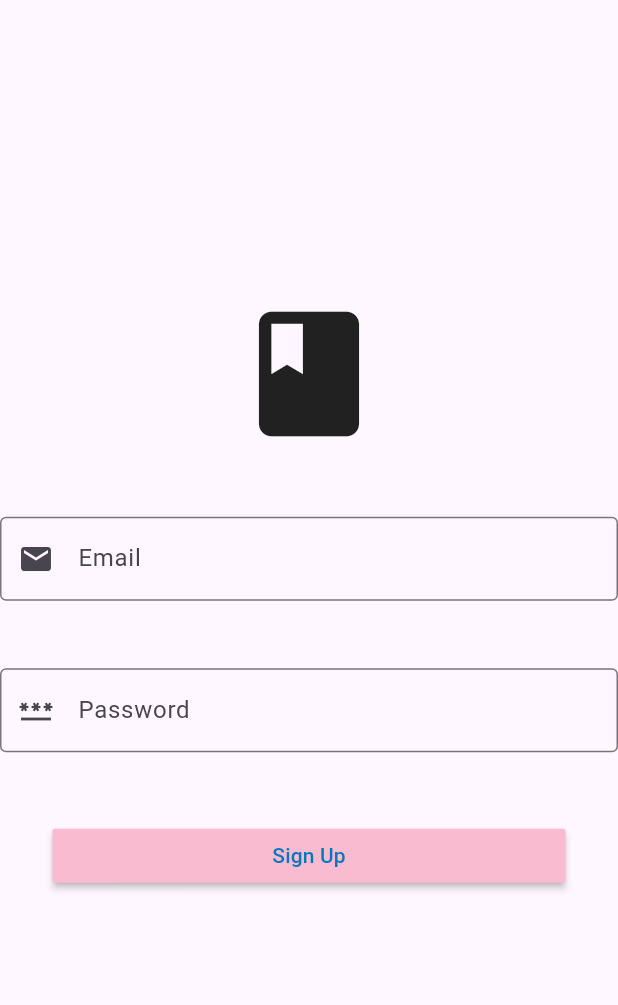
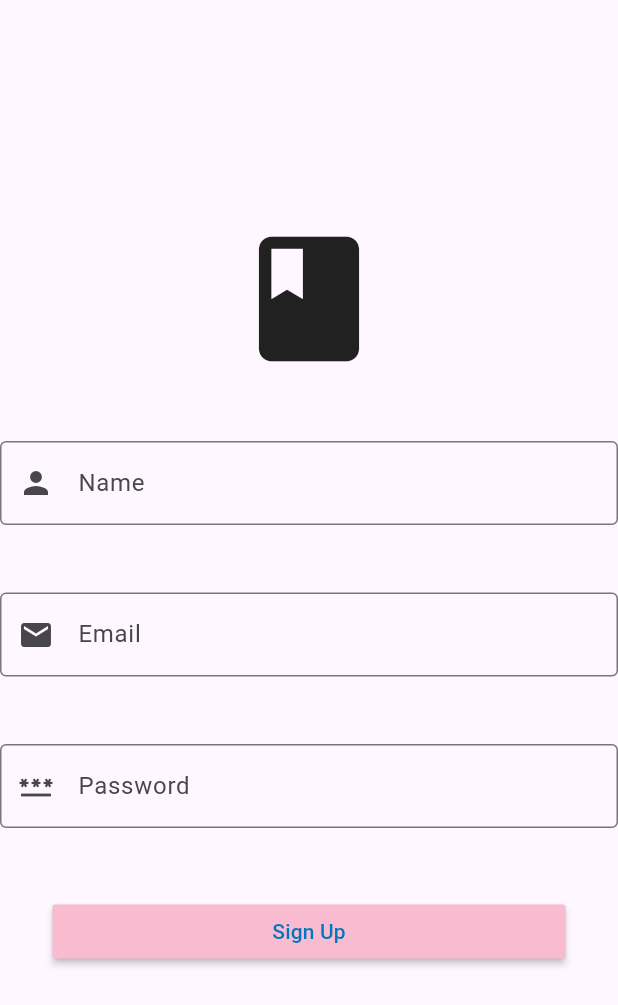
Before and after one commit to AhmadDaneil/individual_assignment_csc660, a Flutter app: the Signup screen opened directly, on a phone screen of 412 x 824 dp. Shown: the top 1005 px of the screen. Run offline on Flutter 3.47's test engine with Material 3 defaults, Android fonts, the phone set to English and light mode, and no system bars; our stand-ins replace cloud_firestore, expandable, firebase_auth, firebase_core, get; accounts and stored records are empty; network calls fail.

```diff
--- a/lib/signup.dart
+++ b/lib/signup.dart
@@ -2,6 +2,7 @@ import 'package:firebase_auth/firebase_auth.dart';
 import 'package:flutter/material.dart';
 import 'package:individual_assignment/verifyemail.dart';
 import 'package:get/get.dart';
+import 'package:cloud_firestore/cloud_firestore.dart';
 
 class Signup extends StatefulWidget {
   const Signup({super.key});
@@ -19,18 +20,36 @@ class _SignupState extends State<Signup> {
 
   signUp() async {
   try {
-    await FirebaseAuth.instance.createUserWithEmailAndPassword(
+    // Create user with Firebase Auth
+    UserCredential userCredential = await FirebaseAuth.instance.createUserWithEmailAndPassword(
       email: email.text.trim(),
       password: password.text.trim(),
+    );
 
-    );
-    await FirebaseAuth.instance.currentUser!.sendEmailVerification();
+    User? user = userCredential.user;
 
+    if (user != null) {
+      // Store user data in Firestore
+      await FirebaseFirestore.instance.collection('users').doc(user.uid).set({
+        'name': name.text.trim(),
+        'email': user.email,
+        'uid': user.uid,
+      });
+
+      // Optional: update Firebase display name
+      await user.updateDisplayName(name.text.trim());
+
+      // Send email verification
+      await user.sendEmailVerification();
+
+      // Navigate to verification page
       Get.to(() => const Verify());
+    }
   } catch (e) {
-    Get.snackbar('Error', e.toString());
+    Get.snackbar('Signup Error', e.toString());
   }
 }
+
 
   @override
   Widget build(BuildContext context) {
@@ -48,7 +67,24 @@ class _SignupState extends State<Signup> {
             child: Form(
               child: Column(
                 children: [
-                  Padding(padding: const EdgeInsets.symmetric(vertical: 15),
+                  Padding(
+                    padding: const EdgeInsets.symmetric(vertical: 15),
+                    child: TextFormField(
+                      controller: name,
+                      decoration: const InputDecoration(
+                        labelText: 'Name',
+                        hintText: 'Enter your name',
+                        prefixIcon: Icon(Icons.person),
+                        border: OutlineInputBorder(),
+                      ),
+                      validator: (value) {
+                        return value!.isEmpty ? 'Please enter name' : null;
+                      },
+                    ),
+                  ),
+                  const SizedBox(height: 15),
+                  Padding(
+                    padding: const EdgeInsets.symmetric(vertical: 15),
                     child: TextFormField(
                       controller: email,
                       keyboardType: TextInputType.emailAddress,
@@ -58,24 +94,23 @@ class _SignupState extends State<Signup> {
                         prefixIcon: Icon(Icons.email),
                         border: OutlineInputBorder(),
                       ),
-                    onChanged: (String value) {},
                       validator: (value) {
                         return value!.isEmpty ? 'Please enter email' : null;
                       },
                     ),
                   ),
                   const SizedBox(height: 15),
-                  Padding(padding: const EdgeInsets.symmetric(vertical: 15),
+                  Padding(
+                    padding: const EdgeInsets.symmetric(vertical: 15),
                     child: TextFormField(
                       controller: password,
-                    keyboardType: TextInputType.emailAddress,
+                      obscureText: true,
                       decoration: const InputDecoration(
                         labelText: 'Password',
                         hintText: 'Enter Password',
                         prefixIcon: Icon(Icons.password),
                         border: OutlineInputBorder(),
                       ),
-                    onChanged: (String value) {},
                       validator: (value) {
                         return value!.isEmpty ? 'Please enter password' : null;
                       },
@@ -85,7 +120,7 @@ class _SignupState extends State<Signup> {
                   Padding(padding: const EdgeInsets.symmetric(horizontal:35),
                   child: MaterialButton(
                     minWidth: double.infinity,
-                    onPressed:(()=>signUp()),
+                    onPressed:() => signUp(),
                     color: Colors.pink[100],
                     textColor: Colors.lightBlue[800],
                     child: const Text('Sign Up'),
--- a/lib/writediary.dart
+++ b/lib/writediary.dart
@@ -43,6 +43,11 @@ class _WritediaryState extends State<Writediary> {
       ScaffoldMessenger.of(context).showSnackBar(
         const SnackBar(content: const Text('Diary entry saved!')),
       );
+      WidgetsBinding.instance.addPostFrameCallback((_) {
+        setState(() {
+          _selectedEmoji = null; // Reset emoji selection
+        });
+      });
       Navigator.pop(context); // to go back to HomePage
       } catch (e) {
       ScaffoldMessenger.of(context).showSnackBar(
--- a/pubspec.yaml
+++ b/pubspec.yaml
@@ -40,6 +40,8 @@ dependencies:
   get: ^4.7.2
   cloud_firestore: ^5.6.0
   intl: ^0.18.1
+  expandable: ^5.0.1
+
 
 dev_dependencies:
   flutter_test:
```
Also changed, not shown: lib/homepage.dart (+135 -20 lines), lib/navigations/reminder.dart (+8 -1 lines), pubspec.lock. Lines whose indentation alone changed are shown as unchanged.
